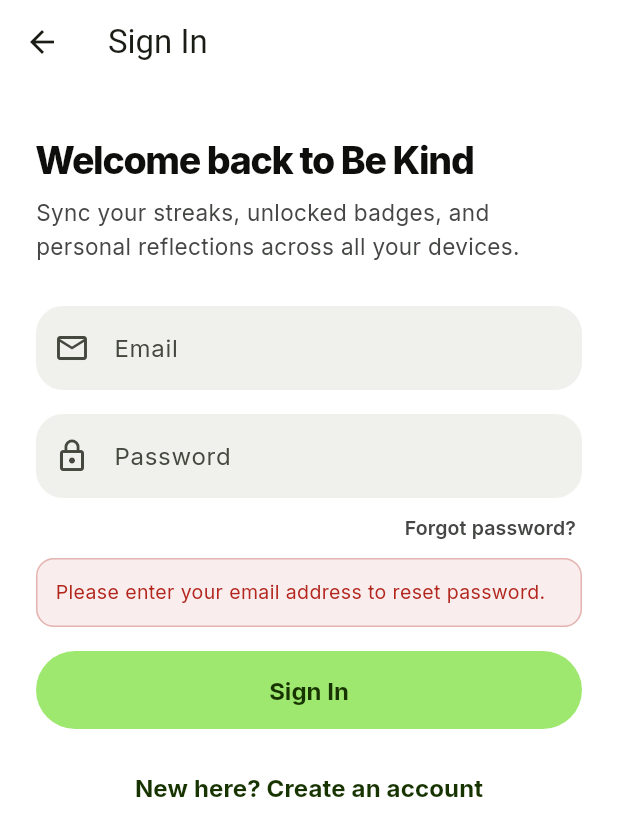
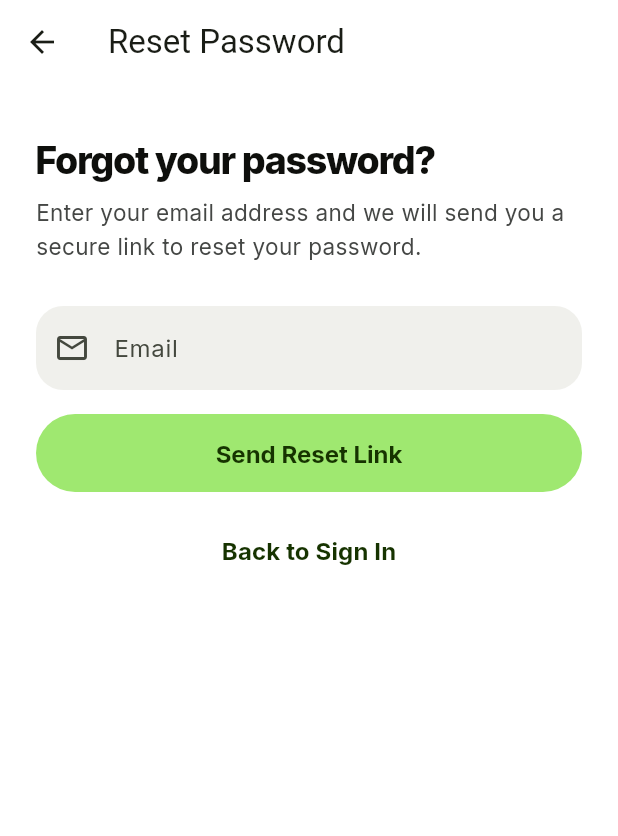
Before and after one commit to alihamzajj/be-kind-app, a Flutter app: the AuthScreen screen opened by its route, after a tap on "Forgot password?", on a phone screen of 412 x 824 dp. Shown: the top 836 px of the screen. Run offline on Flutter 3.47's test engine with Material 3 defaults, Android fonts, the phone set to English and light mode, and no system bars; our stand-ins replace flutter_local_notifications, flutter_riverpod, flutter_timezone, flutter_tts, go_router, google_fonts and 4 more; accounts and stored records are empty.

Commit message:
feat(auth): dedicated Forgot Password view hiding password input and showing clean email reset form

```diff
--- a/lib/features/auth/auth_screen.dart
+++ b/lib/features/auth/auth_screen.dart
@@ -7,6 +7,8 @@
 import '../../core/config/supabase_config.dart';
 import '../../core/storage/supabase_sync_service.dart';
 import '../home/controllers/daily_controller.dart';
+
+enum AuthMode { signIn, signUp, forgotPassword }
 
 class AuthScreen extends ConsumerStatefulWidget {
   const AuthScreen({super.key});
@@ -20,9 +22,10 @@
   final _passwordController = TextEditingController();
   final _nameController = TextEditingController();
 
-  bool _isSignUp = false;
+  AuthMode _mode = AuthMode.signIn;
   bool _isLoading = false;
   String? _errorMessage;
+  String? _successMessage;
 
   @override
   void dispose() {
@@ -37,16 +40,23 @@
     final password = _passwordController.text;
     final name = _nameController.text.trim();
 
-    if (email.isEmpty || password.isEmpty || (_isSignUp && name.isEmpty)) {
+    if (_mode == AuthMode.forgotPassword) {
+      await _sendPasswordReset();
+      return;
+    }
+
+    if (email.isEmpty || password.isEmpty || (_mode == AuthMode.signUp && name.isEmpty)) {
       setState(() {
         _errorMessage = 'Please fill out all required fields.';
+        _successMessage = null;
       });
       return;
     }
 
     if (!SupabaseConfig.isConfigured) {
       setState(() {
-        _errorMessage = 'Supabase credentials are not configured yet.\nAdd SUPABASE_URL and SUPABASE_ANON_KEY to run with real backend.';
+        _errorMessage = 'Supabase credentials are not configured.';
+        _successMessage = null;
       });
       return;
     }
@@ -54,11 +64,12 @@
     setState(() {
       _isLoading = true;
       _errorMessage = null;
+      _successMessage = null;
     });
 
     try {
       final client = Supabase.instance.client;
-      if (_isSignUp) {
+      if (_mode == AuthMode.signUp) {
         final res = await client.auth.signUp(
           email: email,
           password: password,
@@ -104,11 +115,12 @@
     }
   }
 
-  Future<void> _forgotPassword() async {
+  Future<void> _sendPasswordReset() async {
     final email = _emailController.text.trim();
     if (email.isEmpty) {
       setState(() {
-        _errorMessage = 'Please enter your email address to reset password.';
+        _errorMessage = 'Please enter your email address.';
+        _successMessage = null;
       });
       return;
     }
@@ -116,6 +128,7 @@
     if (!SupabaseConfig.isConfigured) {
       setState(() {
         _errorMessage = 'Supabase credentials are not configured.';
+        _successMessage = null;
       });
       return;
     }
@@ -123,26 +136,15 @@
     setState(() {
       _isLoading = true;
       _errorMessage = null;
+      _successMessage = null;
     });
 
     try {
       await Supabase.instance.client.auth.resetPasswordForEmail(email);
       if (mounted) {
-        showDialog<void>(
-          context: context,
-          builder: (ctx) => AlertDialog(
-            title: const Text('Password Reset Sent'),
-            content: Text(
-              'A password reset link has been sent to $email.\n\nCheck your inbox and follow the link to reset your password.',
-            ),
-            actions: [
-              FilledButton(
-                onPressed: () => Navigator.of(ctx).pop(),
-                child: const Text('OK'),
-              ),
-            ],
-          ),
-        );
+        setState(() {
+          _successMessage = 'Password reset link sent to $email!\nCheck your inbox to create a new password.';
+        });
       }
     } on AuthException catch (e) {
       setState(() {
@@ -150,7 +152,7 @@
       });
     } catch (e) {
       setState(() {
-        _errorMessage = 'Could not send reset email: $e';
+        _errorMessage = 'Could not send reset link: $e';
       });
     } finally {
       if (mounted) {
@@ -175,18 +177,60 @@
     );
   }
 
+  String get _title {
+    switch (_mode) {
+      case AuthMode.signUp:
+        return 'Create an Account';
+      case AuthMode.forgotPassword:
+        return 'Reset Password';
+      case AuthMode.signIn:
+        return 'Sign In';
+    }
+  }
+
+  String get _headline {
+    switch (_mode) {
+      case AuthMode.signUp:
+        return 'Keep your kindness streak backed up';
+      case AuthMode.forgotPassword:
+        return 'Forgot your password?';
+      case AuthMode.signIn:
+        return 'Welcome back to Be Kind';
+    }
+  }
+
+  String get _subtitle {
+    switch (_mode) {
+      case AuthMode.signUp:
+      case AuthMode.signIn:
+        return 'Sync your streaks, unlocked badges, and personal reflections across all your devices.';
+      case AuthMode.forgotPassword:
+        return 'Enter your email address and we will send you a secure link to reset your password.';
+    }
+  }
+
   @override
   Widget build(BuildContext context) {
     final theme = Theme.of(context);
 
     return Scaffold(
       appBar: AppBar(
-        title: Text(_isSignUp ? 'Create an Account' : 'Sign In'),
+        title: Text(_title),
         backgroundColor: Colors.transparent,
         elevation: 0,
         leading: IconButton(
           icon: const Icon(Icons.arrow_back),
-          onPressed: () => context.pop(),
+          onPressed: () {
+            if (_mode == AuthMode.forgotPassword) {
+              setState(() {
+                _mode = AuthMode.signIn;
+                _errorMessage = null;
+                _successMessage = null;
+              });
+            } else {
+              context.pop();
+            }
+          },
         ),
       ),
       body: SafeArea(
@@ -197,21 +241,19 @@
             children: [
               const SizedBox(height: 12),
               Text(
-                _isSignUp
-                    ? 'Keep your kindness streak backed up'
-                    : 'Welcome back to Be Kind',
+                _headline,
                 style: theme.textTheme.headlineSmall,
               ),
               const SizedBox(height: 8),
               Text(
-                'Sync your streaks, unlocked badges, and personal reflections across all your devices.',
+                _subtitle,
                 style: theme.textTheme.bodyMedium?.copyWith(
                   color: AppColors.inkSoft,
                 ),
               ),
               const SizedBox(height: 28),
 
-              if (_isSignUp) ...[
+              if (_mode == AuthMode.signUp) ...[
                 TextField(
                   controller: _nameController,
                   textCapitalization: TextCapitalization.words,
@@ -234,6 +276,8 @@
               ),
               const SizedBox(height: 16),
 
+              // Hide password input completely when resetting password
+              if (_mode != AuthMode.forgotPassword) ...[
                 TextField(
                   controller: _passwordController,
                   obscureText: true,
@@ -242,12 +286,19 @@
                     prefixIcon: Icon(Icons.lock_outline),
                   ),
                 ),
-
-              if (!_isSignUp) ...[
+                if (_mode == AuthMode.signIn) ...[
                   Align(
                     alignment: Alignment.centerRight,
                     child: TextButton(
-                    onPressed: _isLoading ? null : _forgotPassword,
+                      onPressed: _isLoading
+                          ? null
+                          : () {
+                              setState(() {
+                                _mode = AuthMode.forgotPassword;
+                                _errorMessage = null;
+                                _successMessage = null;
+                              });
+                            },
                       style: TextButton.styleFrom(
                         padding: const EdgeInsets.symmetric(horizontal: 4, vertical: 8),
                         visualDensity: VisualDensity.compact,
@@ -264,6 +315,7 @@
                   ),
                 ] else
                   const SizedBox(height: 20),
+              ],
 
               if (_errorMessage != null) ...[
                 Container(
@@ -286,6 +338,28 @@
                 const SizedBox(height: 16),
               ],
 
+              if (_successMessage != null) ...[
+                Container(
+                  padding: const EdgeInsets.all(12),
+                  decoration: BoxDecoration(
+                    color: AppColors.accent.withValues(alpha: 0.10),
+                    borderRadius: BorderRadius.circular(12),
+                    border: Border.all(
+                      color: AppColors.accent.withValues(alpha: 0.4),
+                    ),
+                  ),
+                  child: Text(
+                    _successMessage!,
+                    style: TextStyle(
+                      color: AppColors.accent,
+                      fontSize: 13,
+                      fontWeight: FontWeight.w600,
+                    ),
+                  ),
+                ),
+                const SizedBox(height: 16),
+              ],
+
               FilledButton(
                 onPressed: _isLoading ? null : _submit,
                 child: _isLoading
@@ -297,19 +371,38 @@
                           strokeWidth: 2,
                         ),
                       )
-                    : Text(_isSignUp ? 'Create Account' : 'Sign In'),
+                    : Text(
+                        _mode == AuthMode.signUp
+                            ? 'Create Account'
+                            : (_mode == AuthMode.forgotPassword
+                                ? 'Send Reset Link'
+                                : 'Sign In'),
+                      ),
               ),
               const SizedBox(height: 16),
 
+              if (_mode == AuthMode.forgotPassword)
                 TextButton(
                   onPressed: () {
                     setState(() {
-                    _isSignUp = !_isSignUp;
+                      _mode = AuthMode.signIn;
                       _errorMessage = null;
+                      _successMessage = null;
+                    });
+                  },
+                  child: const Text('Back to Sign In'),
+                )
+              else
+                TextButton(
+                  onPressed: () {
+                    setState(() {
+                      _mode = _mode == AuthMode.signUp ? AuthMode.signIn : AuthMode.signUp;
+                      _errorMessage = null;
+                      _successMessage = null;
                     });
                   },
                   child: Text(
-                  _isSignUp
+                    _mode == AuthMode.signUp
                         ? 'Already have an account? Sign in'
                         : 'New here? Create an account',
                     style: TextStyle(color: AppColors.accent),
```
Lines whose indentation alone changed are shown as unchanged.
